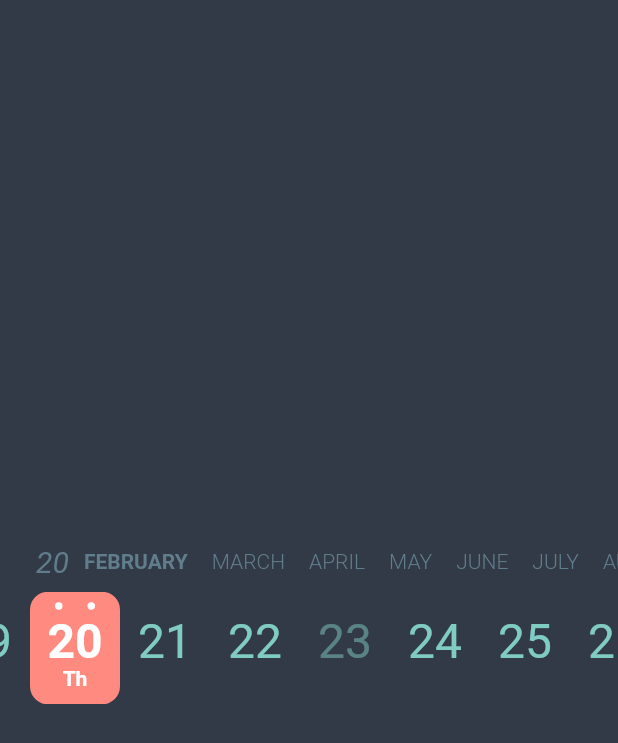
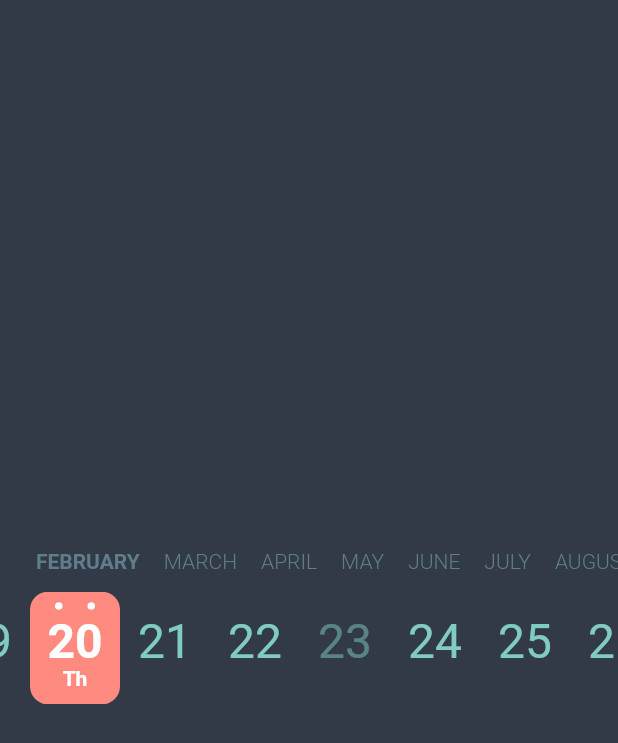
Before and after one commit to muhammadtalhasultan/calendar_timeline, a Flutter app: the screen it shows after launch, on a phone screen of 412 x 824 dp. Shown: the top 743 px of the screen. Run offline on Flutter 3.47's test engine with Material 2 defaults, Android fonts, the phone set to English and light mode, and no system bars; drawn by our look-alikes of scrollable_positioned_list.

Commit message:
Add Dots Color, not show current year and show year with 4 digits (#1)
* dots color

* first year not show and 4 digits for year

```diff
--- a/lib/calendar_timeline.dart
+++ b/lib/calendar_timeline.dart
@@ -15,6 +15,7 @@ class CalendarTimeline extends StatefulWidget {
   final Color activeDayColor;
   final Color activeBackgroundDayColor;
   final Color monthColor;
+  final Color dotsColor;
 
   CalendarTimeline({Key key,
     @required this.initialDate,
@@ -26,7 +27,8 @@ class CalendarTimeline extends StatefulWidget {
     this.dayColor,
     this.activeDayColor,
     this.activeBackgroundDayColor,
-    this.monthColor
+    this.monthColor,
+    this.dotsColor
   })
     : assert(initialDate != null),
       assert(firstDate != null),
@@ -97,7 +99,8 @@ class _CalendarTimelineState extends State<CalendarTimeline> {
             activeTextColor: widget.activeDayColor,
             activeBackgroundColor: widget.activeBackgroundDayColor,
             onTap: () => _goToActualDay(index),
-            available: widget.selectableDayPredicate == null ? true : widget.selectableDayPredicate(currentDay)
+            available: widget.selectableDayPredicate == null ? true : widget.selectableDayPredicate(currentDay),
+            dotsColor: widget.dotsColor,
           );
         },
       ),
@@ -124,11 +127,11 @@ class _CalendarTimelineState extends State<CalendarTimeline> {
               mainAxisAlignment: MainAxisAlignment.center,
               crossAxisAlignment: CrossAxisAlignment.center,
               children: <Widget>[
-                if (index == 0 || currentDate.month == 1)
+                if (widget.firstDate.year != currentDate.year && currentDate.month == 1)
                   Padding(
                     padding: const EdgeInsets.only(right: 10),
                     child: Text(
-                      DateFormat.y().format(currentDate).substring(2),
+                      DateFormat.y().format(currentDate),
                       style: TextStyle(
                         fontStyle: FontStyle.italic,
                         fontSize: 20,
@@ -254,6 +257,7 @@ class _DayItem extends StatelessWidget {
   final Color activeTextColor;
   final Color activeBackgroundColor;
   final bool available;
+  final Color dotsColor;
 
   const _DayItem({Key key,
     @required this.dayNumber,
@@ -264,6 +268,7 @@ class _DayItem extends StatelessWidget {
     this.activeTextColor,
     this.activeBackgroundColor,
     this.available = true,
+    this.dotsColor
   })
     : super(key: key);
 
@@ -311,7 +316,7 @@ class _DayItem extends StatelessWidget {
       height: 5,
       width: 5,
       decoration: new BoxDecoration(
-        color: activeTextColor ?? Colors.white,
+        color: this.dotsColor ?? this.activeTextColor,
         shape: BoxShape.circle,
       ),
     );
```
